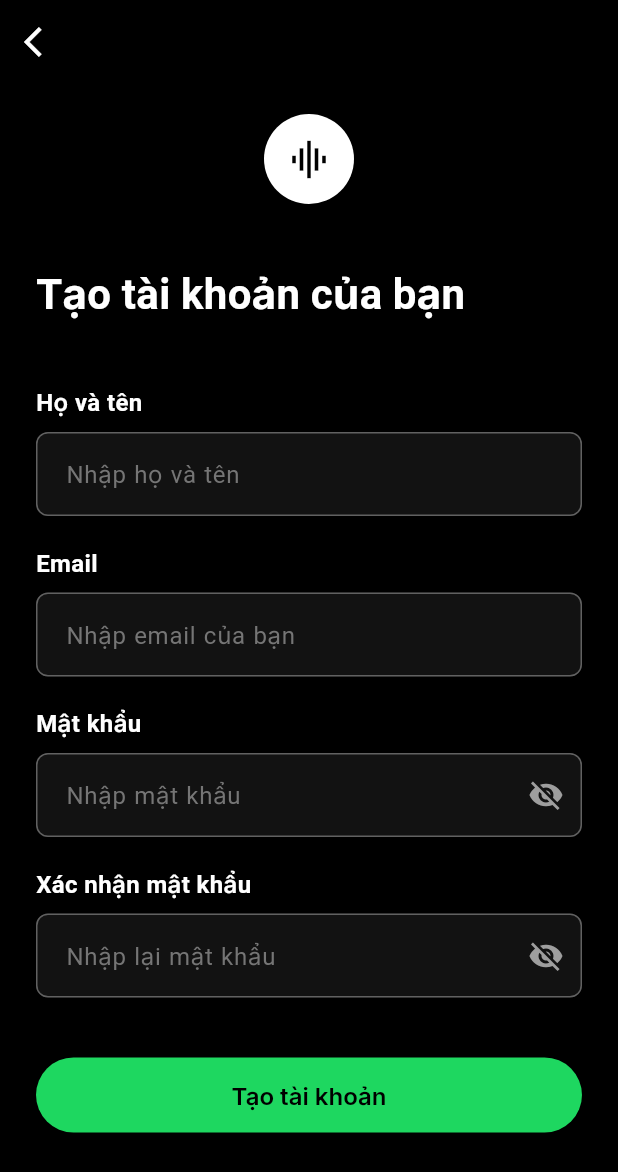
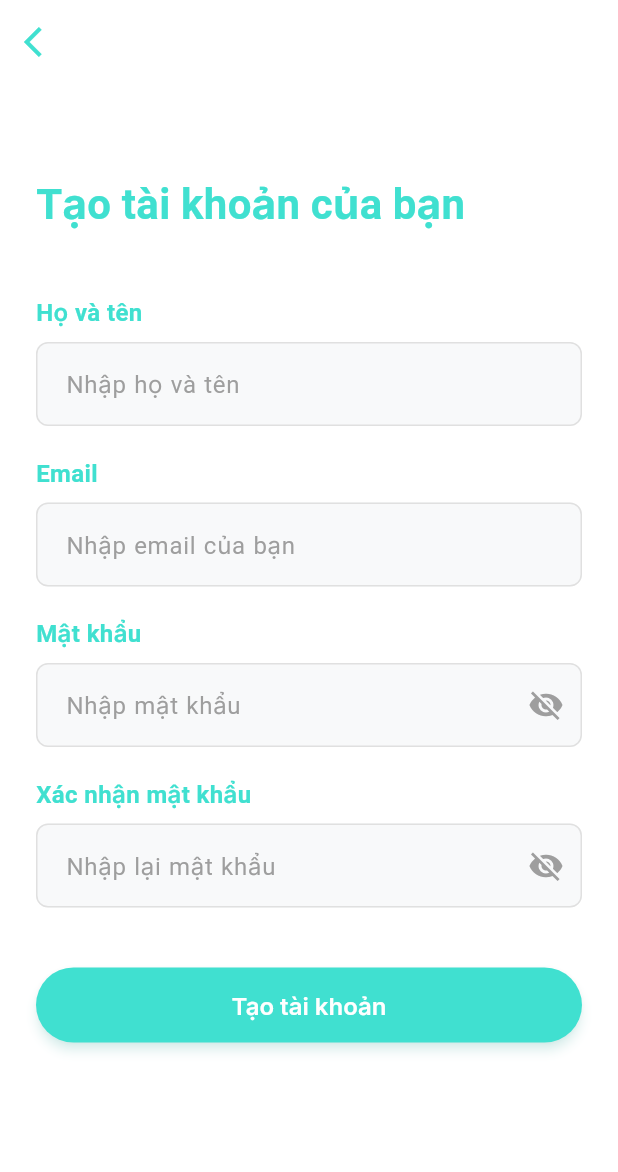
Before and after one commit to lephuckhang186/TravelerApplication, a Flutter app: the screen it shows after launch, after a tap on "Bắt đầu hành trình", after a tap on "Tiếp tục bằng email", on a phone screen of 412 x 824 dp. Shown: the top 1172 px of the screen. Run offline on Flutter 3.47's test engine with Material 3 defaults, Android fonts, the light colour scheme and no system bars; our stand-ins replace device_preview, dio, firebase_auth, firebase_core, fl_chart, flutter_secure_storage and 5 more; missing offline and left inert: bcrypt; accounts and stored records are empty; Roboto replaces fonts that are missing (Quattrocento).

Commit message:
change auth_screen

```diff
--- a/lib/screens/auth_screen.dart
+++ b/lib/screens/auth_screen.dart
@@ -49,7 +49,7 @@ class WelcomeScreen extends StatelessWidget {
   @override
   Widget build(BuildContext context) {
     return Scaffold(
-      backgroundColor: Colors.black,
+      backgroundColor: Colors.white,
       body: SafeArea(
         child: Padding(
           padding: const EdgeInsets.symmetric(horizontal: 24.0),
@@ -57,18 +57,43 @@ class WelcomeScreen extends StatelessWidget {
             children: [
               const Spacer(flex: 3),
 
-              // Logo Spotify
+              // Logo
               Container(
-                width: 80,
-                height: 80,
+                width: 160,
+                height: 160,
+                decoration: BoxDecoration(
+                  shape: BoxShape.circle,
+                  boxShadow: [
+                    BoxShadow(
+                      color: Colors.black.withOpacity(0.1),
+                      blurRadius: 15,
+                      offset: const Offset(0, 5),
+                    ),
+                  ],
+                ),
+                child: ClipOval(
+                  child: Image.asset(
+                    'images/logo.png',
+                    width: 160,
+                    height: 160,
+                    fit: BoxFit.cover,
+                    filterQuality: FilterQuality.high,
+                    errorBuilder: (context, error, stackTrace) {
+                      return Container(
+                        width: 160,
+                        height: 160,
                         decoration: const BoxDecoration(
-                  color: Colors.white,
+                          color: Color(0xFF40E0D0),
                           shape: BoxShape.circle,
                         ),
                         child: const Icon(
-                  Icons.graphic_eq,
-                  size: 40,
-                  color: Colors.black,
+                          Icons.travel_explore,
+                          size: 80,
+                          color: Colors.white,
+                        ),
+                      );
+                    },
+                  ),
                 ),
               ),
 
@@ -78,7 +103,7 @@ class WelcomeScreen extends StatelessWidget {
               const Text(
                 'Chuyến đi của bạn,',
                 style: TextStyle(
-                  color: Colors.white,
+                  color: Color(0xFF40E0D0), // Turquoise text
                   fontSize: 32,
                   fontWeight: FontWeight.bold,
                 ),
@@ -87,7 +112,7 @@ class WelcomeScreen extends StatelessWidget {
               const Text(
                 'kế hoạch của TripWise',
                 style: TextStyle(
-                  color: Colors.white,
+                  color: Color(0xFF40E0D0), // Turquoise text
                   fontSize: 32,
                   fontWeight: FontWeight.bold,
                 ),
@@ -97,7 +122,7 @@ class WelcomeScreen extends StatelessWidget {
               const Text(
                 'Không chỉ là du lịch, là hành trình của chúng ta',
                 style: TextStyle(
-                  color: Colors.white,
+                  color: Color(0xFF2E8B8B), // Darker turquoise for subtitle
                   fontSize: 18,
                   fontWeight: FontWeight.w400,
                 ),
@@ -113,15 +138,17 @@ class WelcomeScreen extends StatelessWidget {
                 child: ElevatedButton(
                   onPressed: onSignUp,
                   style: ElevatedButton.styleFrom(
-                    backgroundColor: const Color(0xFF1ED760), // Spotify green
+                    backgroundColor: const Color(0xFF40E0D0), // Turquoise
                     shape: RoundedRectangleBorder(
                       borderRadius: BorderRadius.circular(25),
                     ),
+                    elevation: 3,
+                    shadowColor: const Color(0xFF40E0D0).withOpacity(0.3),
                   ),
                   child: const Text(
                     'Bắt đầu hành trình',
                     style: TextStyle(
-                      color: Colors.black,
+                      color: Colors.white,
                       fontSize: 16,
                       fontWeight: FontWeight.w600,
                     ),
@@ -138,15 +165,16 @@ class WelcomeScreen extends StatelessWidget {
                 child: OutlinedButton(
                   onPressed: onLogin,
                   style: OutlinedButton.styleFrom(
-                    side: BorderSide(color: Colors.white.withOpacity(0.8)),
+                    side: const BorderSide(color: Color(0xFF40E0D0), width: 2),
                     shape: RoundedRectangleBorder(
                       borderRadius: BorderRadius.circular(25),
                     ),
+                    backgroundColor: Colors.transparent,
                   ),
                   child: const Text(
                     'Đăng nhập',
                     style: TextStyle(
-                      color: Colors.white,
+                      color: Color(0xFF40E0D0),
                       fontSize: 16,
                       fontWeight: FontWeight.w600,
                     ),
@@ -208,7 +236,7 @@ class _SignUpScreenState extends State<SignUpScreen> {
     ScaffoldMessenger.of(context).showSnackBar(
       SnackBar(
         content: Text(message),
-        backgroundColor: const Color(0xFF1ED760),
+        backgroundColor: const Color(0xFF40E0D0),
         behavior: SnackBarBehavior.floating,
       ),
     );
@@ -239,11 +267,11 @@ class _SignUpScreenState extends State<SignUpScreen> {
   @override
   Widget build(BuildContext context) {
     return Scaffold(
-      backgroundColor: Colors.black,
+      backgroundColor: Colors.white,
       appBar: AppBar(
-        backgroundColor: Colors.black,
+        backgroundColor: Colors.white,
         leading: IconButton(
-          icon: const Icon(Icons.arrow_back_ios, color: Colors.white),
+          icon: const Icon(Icons.arrow_back_ios, color: Color(0xFF40E0D0)),
           onPressed: widget.onBack,
         ),
         elevation: 0,
@@ -257,16 +285,41 @@ class _SignUpScreenState extends State<SignUpScreen> {
 
               // Logo
               Container(
-                width: 60,
-                height: 60,
+                width: 120,
+                height: 120,
+                decoration: BoxDecoration(
+                  shape: BoxShape.circle,
+                  boxShadow: [
+                    BoxShadow(
+                      color: Colors.black.withOpacity(0.1),
+                      blurRadius: 10,
+                      offset: const Offset(0, 3),
+                    ),
+                  ],
+                ),
+                child: ClipOval(
+                  child: Image.asset(
+                    'images/logo.png',
+                    width: 120,
+                    height: 120,
+                    fit: BoxFit.cover,
+                    filterQuality: FilterQuality.high,
+                    errorBuilder: (context, error, stackTrace) {
+                      return Container(
+                        width: 120,
+                        height: 120,
                         decoration: const BoxDecoration(
-                  color: Colors.white,
+                          color: Color(0xFF40E0D0),
                           shape: BoxShape.circle,
                         ),
                         child: const Icon(
-                  Icons.graphic_eq,
-                  size: 30,
-                  color: Colors.black,
+                          Icons.travel_explore,
+                          size: 60,
+                          color: Colors.white,
+                        ),
+                      );
+                    },
+                  ),
                 ),
               ),
 
@@ -276,7 +329,7 @@ class _SignUpScreenState extends State<SignUpScreen> {
               const Text(
                 'Tạo tài khoản',
                 style: TextStyle(
-                  color: Colors.white,
+                  color: Color(0xFF40E0D0),
                   fontSize: 28,
                   fontWeight: FontWeight.bold,
                 ),
@@ -285,7 +338,7 @@ class _SignUpScreenState extends State<SignUpScreen> {
               const Text(
                 'TripWise',
                 style: TextStyle(
-                  color: Colors.white,
+                  color: Color(0xFF40E0D0),
                   fontSize: 28,
                   fontWeight: FontWeight.bold,
                 ),
@@ -298,8 +351,8 @@ class _SignUpScreenState extends State<SignUpScreen> {
               _buildSignUpButton(
                 'Tiếp tục bằng email',
                 Icons.email_outlined,
-                const Color(0xFF1ED760),
-                Colors.black,
+                const Color(0xFF40E0D0),
+                Colors.white,
                 onPressed: _navigateToEmailSignUp,
               ),
 
@@ -311,8 +364,8 @@ class _SignUpScreenState extends State<SignUpScreen> {
                 'Tiếp tục bằng Google',
                 Icons.g_mobiledata_rounded,
                 Colors.transparent,
-                Colors.white,
-                borderColor: Colors.white.withOpacity(0.8),
+                const Color(0xFF40E0D0),
+                borderColor: const Color(0xFF40E0D0),
                 onPressed: () => _handleSocialAuth('Google'),
               ),
 
@@ -328,7 +381,7 @@ class _SignUpScreenState extends State<SignUpScreen> {
                   Text(
                     'Bạn đã có tài khoản? ',
                     style: TextStyle(
-                      color: Colors.white.withOpacity(0.7),
+                      color: const Color(0xFF2E8B8B).withOpacity(0.8),
                       fontSize: 14,
                     ),
                   ),
@@ -341,7 +394,7 @@ class _SignUpScreenState extends State<SignUpScreen> {
                     child: const Text(
                       'Đăng nhập',
                       style: TextStyle(
-                        color: Colors.white,
+                        color: Color(0xFF40E0D0),
                         fontSize: 14,
                         fontWeight: FontWeight.w600,
                         decoration: TextDecoration.underline,
@@ -459,7 +512,7 @@ class _LoginScreenState extends State<LoginScreen> {
     ScaffoldMessenger.of(context).showSnackBar(
       SnackBar(
         content: Text(message),
-        backgroundColor: const Color(0xFF1ED760),
+        backgroundColor: const Color(0xFF40E0D0),
         behavior: SnackBarBehavior.floating,
       ),
     );
@@ -500,11 +553,11 @@ class _LoginScreenState extends State<LoginScreen> {
   @override
   Widget build(BuildContext context) {
     return Scaffold(
-      backgroundColor: Colors.black,
+      backgroundColor: Colors.white,
       appBar: AppBar(
-        backgroundColor: Colors.black,
+        backgroundColor: Colors.white,
         leading: IconButton(
-          icon: const Icon(Icons.arrow_back_ios, color: Colors.white),
+          icon: const Icon(Icons.arrow_back_ios, color: Color(0xFF40E0D0)),
           onPressed: widget.onBack,
         ),
         elevation: 0,
@@ -518,16 +571,41 @@ class _LoginScreenState extends State<LoginScreen> {
 
               // Logo
               Container(
-                width: 60,
-                height: 60,
+                width: 120,
+                height: 120,
+                decoration: BoxDecoration(
+                  shape: BoxShape.circle,
+                  boxShadow: [
+                    BoxShadow(
+                      color: Colors.black.withOpacity(0.1),
+                      blurRadius: 10,
+                      offset: const Offset(0, 3),
+                    ),
+                  ],
+                ),
+                child: ClipOval(
+                  child: Image.asset(
+                    'images/logo.png',
+                    width: 120,
+                    height: 120,
+                    fit: BoxFit.cover,
+                    filterQuality: FilterQuality.high,
+                    errorBuilder: (context, error, stackTrace) {
+                      return Container(
+                        width: 120,
+                        height: 120,
                         decoration: const BoxDecoration(
-                  color: Colors.white,
+                          color: Color(0xFF40E0D0),
                           shape: BoxShape.circle,
                         ),
                         child: const Icon(
-                  Icons.graphic_eq,
-                  size: 30,
-                  color: Colors.black,
+                          Icons.travel_explore,
+                          size: 60,
+                          color: Colors.white,
+                        ),
+                      );
+                    },
+                  ),
                 ),
               ),
 
@@ -537,7 +615,7 @@ class _LoginScreenState extends State<LoginScreen> {
               const Text(
                 'Đăng nhập',
                 style: TextStyle(
-                  color: Colors.white,
+                  color: Color(0xFF40E0D0),
                   fontSize: 28,
                   fontWeight: FontWeight.bold,
                 ),
@@ -546,7 +624,7 @@ class _LoginScreenState extends State<LoginScreen> {
               const Text(
                 'TripWise',
                 style: TextStyle(
-                  color: Colors.white,
+                  color: Color(0xFF40E0D0),
                   fontSize: 28,
                   fontWeight: FontWeight.bold,
                 ),
@@ -559,8 +637,8 @@ class _LoginScreenState extends State<LoginScreen> {
               _buildLoginButton(
                 'Tiếp tục bằng email',
                 Icons.email_outlined,
-                const Color(0xFF1ED760),
-                Colors.black,
+                const Color(0xFF40E0D0),
+                Colors.white,
                 onPressed: _navigateToEmailLogin,
               ),
 
@@ -572,8 +650,8 @@ class _LoginScreenState extends State<LoginScreen> {
                 'Tiếp tục bằng Google',
                 Icons.g_mobiledata_rounded,
                 Colors.transparent,
-                Colors.white,
-                borderColor: Colors.white.withOpacity(0.8),
+                const Color(0xFF40E0D0),
+                borderColor: const Color(0xFF40E0D0),
                 onPressed: () => _handleSocialAuth('Google'),
               ),
 
@@ -589,7 +667,7 @@ class _LoginScreenState extends State<LoginScreen> {
                   Text(
                     'Bạn chưa có tài khoản? ',
                     style: TextStyle(
-                      color: Colors.white.withOpacity(0.7),
+                      color: const Color(0xFF2E8B8B).withOpacity(0.8),
                       fontSize: 14,
                     ),
                   ),
@@ -602,7 +680,7 @@ class _LoginScreenState extends State<LoginScreen> {
                     child: const Text(
                       'Đăng ký',
                       style: TextStyle(
-                        color: Colors.white,
+                        color: Color(0xFF40E0D0),
                         fontSize: 14,
                         fontWeight: FontWeight.w600,
                         decoration: TextDecoration.underline,
--- a/lib/screens/email_auth_screen.dart
+++ b/lib/screens/email_auth_screen.dart
@@ -75,7 +75,7 @@ class _EmailAuthScreenState extends State<EmailAuthScreen> {
     ScaffoldMessenger.of(context).showSnackBar(
       SnackBar(
         content: Text(message),
-        backgroundColor: const Color(0xFF1ED760),
+        backgroundColor: const Color(0xFF40E0D0),
         behavior: SnackBarBehavior.floating,
       ),
     );
@@ -94,11 +94,11 @@ class _EmailAuthScreenState extends State<EmailAuthScreen> {
   @override
   Widget build(BuildContext context) {
     return Scaffold(
-      backgroundColor: Colors.black,
+      backgroundColor: Colors.white,
       appBar: AppBar(
-        backgroundColor: Colors.black,
+        backgroundColor: Colors.white,
         leading: IconButton(
-          icon: const Icon(Icons.arrow_back_ios, color: Colors.white),
+          icon: const Icon(Icons.arrow_back_ios, color: Color(0xFF40E0D0)),
           onPressed: widget.onBack,
         ),
         elevation: 0,
@@ -111,32 +111,13 @@ class _EmailAuthScreenState extends State<EmailAuthScreen> {
             child: Column(
               crossAxisAlignment: CrossAxisAlignment.start,
               children: [
-                const SizedBox(height: 20),
-
-                // Logo
-                Center(
-                  child: Container(
-                    width: 60,
-                    height: 60,
-                    decoration: const BoxDecoration(
-                      color: Colors.white,
-                      shape: BoxShape.circle,
-                    ),
-                    child: const Icon(
-                      Icons.graphic_eq,
-                      size: 30,
-                      color: Colors.black,
-                    ),
-                  ),
-                ),
-
-                const SizedBox(height: 40),
+                const SizedBox(height: 60),
 
                 // Title
                 Text(
                   widget.isSignUp ? 'Tạo tài khoản của bạn' : 'Đăng nhập vào tài khoản của bạn',
                   style: const TextStyle(
-                    color: Colors.white,
+                    color: Color(0xFF40E0D0),
                     fontSize: 28,
                     fontWeight: FontWeight.bold,
                   ),
@@ -247,11 +228,13 @@ class _EmailAuthScreenState extends State<EmailAuthScreen> {
                   child: ElevatedButton(
                     onPressed: _isLoading ? null : _handleSubmit,
                     style: ElevatedButton.styleFrom(
-                      backgroundColor: const Color(0xFF1ED760),
+                      backgroundColor: const Color(0xFF40E0D0),
                       shape: RoundedRectangleBorder(
                         borderRadius: BorderRadius.circular(25),
                       ),
-                      disabledBackgroundColor: Colors.grey.shade700,
+                      disabledBackgroundColor: Colors.grey.shade300,
+                      elevation: 3,
+                      shadowColor: const Color(0xFF40E0D0).withOpacity(0.3),
                     ),
                     child: _isLoading
                         ? const SizedBox(
@@ -265,7 +248,7 @@ class _EmailAuthScreenState extends State<EmailAuthScreen> {
                         : Text(
                             widget.isSignUp ? 'Tạo tài khoản' : 'Đăng nhập',
                             style: const TextStyle(
-                              color: Colors.black,
+                              color: Colors.white,
                               fontSize: 16,
                               fontWeight: FontWeight.w600,
                             ),
@@ -282,7 +265,7 @@ class _EmailAuthScreenState extends State<EmailAuthScreen> {
                       child: const Text(
                         'Quên mật khẩu?',
                         style: TextStyle(
-                          color: Colors.white,
+                          color: Color(0xFF40E0D0),
                           fontSize: 14,
                           decoration: TextDecoration.underline,
                         ),
@@ -304,7 +287,7 @@ class _EmailAuthScreenState extends State<EmailAuthScreen> {
     return Text(
       text,
       style: const TextStyle(
-        color: Colors.white,
+        color: Color(0xFF40E0D0),
         fontSize: 16,
         fontWeight: FontWeight.w600,
       ),
@@ -323,25 +306,25 @@ class _EmailAuthScreenState extends State<EmailAuthScreen> {
       controller: controller,
       obscureText: obscureText,
       keyboardType: keyboardType,
-      style: const TextStyle(color: Colors.white),
+      style: const TextStyle(color: Color(0xFF2E8B8B)),
       validator: validator,
       decoration: InputDecoration(
         hintText: hintText,
-        hintStyle: TextStyle(color: Colors.grey.shade600),
+        hintStyle: TextStyle(color: Colors.grey.shade500),
         suffixIcon: suffixIcon,
         filled: true,
-        fillColor: const Color(0xFF121212),
+        fillColor: const Color(0xFFF8F9FA),
         border: OutlineInputBorder(
           borderRadius: BorderRadius.circular(8),
-          borderSide: BorderSide(color: Colors.grey.shade700),
+          borderSide: BorderSide(color: Colors.grey.shade300),
         ),
         enabledBorder: OutlineInputBorder(
           borderRadius: BorderRadius.circular(8),
-          borderSide: BorderSide(color: Colors.grey.shade700),
+          borderSide: BorderSide(color: Colors.grey.shade300),
         ),
         focusedBorder: OutlineInputBorder(
           borderRadius: BorderRadius.circular(8),
-          borderSide: const BorderSide(color: Colors.white),
+          borderSide: const BorderSide(color: Color(0xFF40E0D0), width: 2),
         ),
         errorBorder: OutlineInputBorder(
           borderRadius: BorderRadius.circular(8),
@@ -359,30 +342,34 @@ class _EmailAuthScreenState extends State<EmailAuthScreen> {
     showDialog(
       context: context,
       builder: (context) => AlertDialog(
-        backgroundColor: const Color(0xFF121212),
+        backgroundColor: Colors.white,
         title: const Text(
           'Quên mật khẩu',
-          style: TextStyle(color: Colors.white),
+          style: TextStyle(color: Color(0xFF40E0D0)),
         ),
         content: Column(
           mainAxisSize: MainAxisSize.min,
           children: [
             const Text(
               'Nhập email để nhận link đặt lại mật khẩu:',
-              style: TextStyle(color: Colors.white70),
+              style: TextStyle(color: Color(0xFF2E8B8B)),
             ),
             const SizedBox(height: 16),
             TextField(
               controller: _emailController,
-              style: const TextStyle(color: Colors.white),
+              style: const TextStyle(color: Color(0xFF2E8B8B)),
               decoration: InputDecoration(
                 hintText: 'Email của bạn',
-                hintStyle: TextStyle(color: Colors.grey.shade600),
+                hintStyle: TextStyle(color: Colors.grey.shade500),
                 filled: true,
-                fillColor: const Color(0xFF1a1a1a),
+                fillColor: const Color(0xFFF8F9FA),
                 border: OutlineInputBorder(
                   borderRadius: BorderRadius.circular(8),
-                  borderSide: BorderSide.none,
+                  borderSide: BorderSide(color: Colors.grey.shade300),
+                ),
+                focusedBorder: OutlineInputBorder(
+                  borderRadius: BorderRadius.circular(8),
+                  borderSide: const BorderSide(color: Color(0xFF40E0D0), width: 2),
                 ),
               ),
             ),
@@ -410,7 +397,7 @@ class _EmailAuthScreenState extends State<EmailAuthScreen> {
             },
             child: const Text(
               'Gửi',
-              style: TextStyle(color: Color(0xFF1ED760)),
+              style: TextStyle(color: Color(0xFF40E0D0)),
             ),
           ),
         ],
--- a/pubspec.yaml
+++ b/pubspec.yaml
@@ -84,6 +84,7 @@ flutter:
   assets:
     - images/
     - images/Design/
+    - assets/images/
 
   # An image asset can refer to one or more resolution-specific "variants", see
   # https://flutter.dev/to/resolution-aware-images
```
Also changed, not shown: images/logo.png (added), pubspec.lock. Lines whose indentation alone changed are shown as unchanged.
